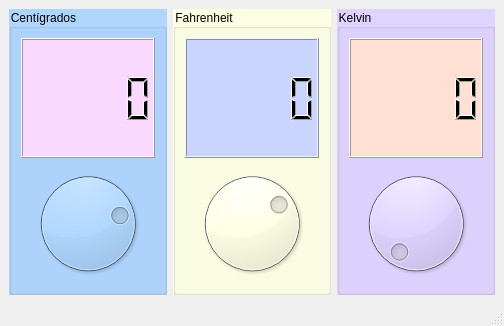
The window that termometro.ui (davidmarmol092/P59-Qt-Termometro-MarmolDavid) describes before a commit, drawn with Qt 5.
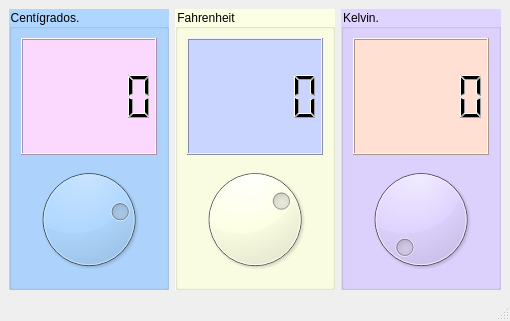
The same window after the commit. Icons and pictures are not drawn.

Commit message: Rediseño Interfaz

Patch:
```diff
--- a/termometro.ui
+++ b/termometro.ui
@@ -6,8 +6,8 @@
    <rect>
     <x>0</x>
     <y>0</y>
-    <width>504</width>
-    <height>326</height>
+    <width>510</width>
+    <height>321</height>
    </rect>
   </property>
   <property name="windowTitle">
@@ -27,7 +27,7 @@
          <string notr="true">background-color: rgb(175, 214, 255);</string>
         </property>
         <property name="title">
-         <string>Centígrados</string>
+         <string>Centígrados.</string>
         </property>
         <layout class="QVBoxLayout" name="verticalLayout_3">
          <item>
@@ -123,7 +123,7 @@
 selection-background-color: qradialgradient(spread:pad, cx:0.5, cy:0.5, radius:0.5, fx:0.5, fy:0.5, stop:0 rgba(255, 255, 255, 255), stop:0.1 rgba(255, 255, 255, 255), stop:0.2 rgba(255, 176, 176, 167), stop:0.3 rgba(255, 151, 151, 92), stop:0.4 rgba(255, 125, 125, 51), stop:0.5 rgba(255, 76, 76, 205), stop:0.52 rgba(255, 76, 76, 205), stop:0.6 rgba(255, 180, 180, 84), stop:1 rgba(255, 255, 255, 0));</string>
         </property>
         <property name="title">
-         <string>Kelvin</string>
+         <string>Kelvin.</string>
         </property>
         <property name="flat">
          <bool>false</bool>
```
Left out of the diff: 2 changed lines with no effect on the pictures.
